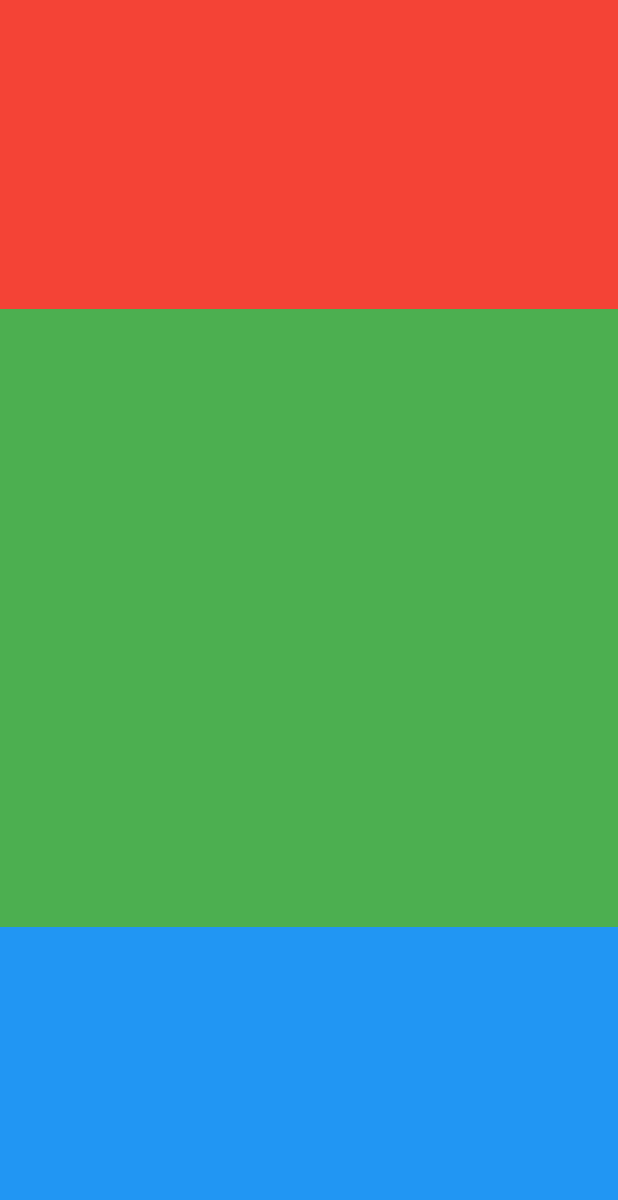
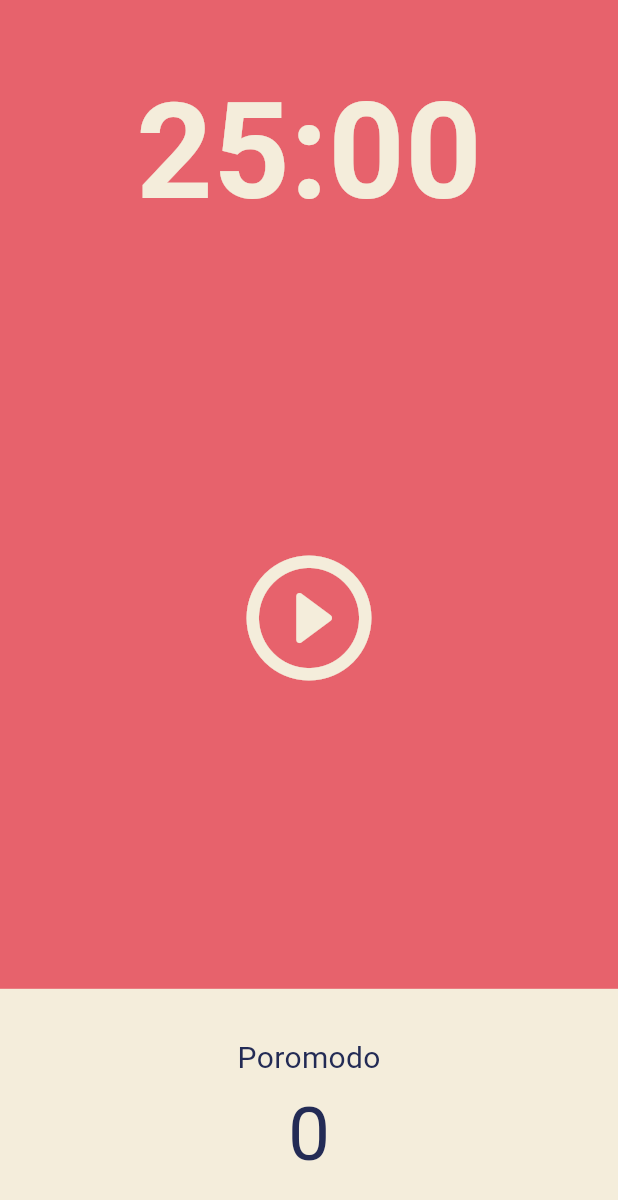
Before and after one commit to DAAC-A00/clone-pomodoro, a Flutter app: the screen it shows after launch, on a phone screen of 412 x 824 dp. Shown: the top 1200 px of the screen. Run offline on Flutter 3.47's test engine with Material 3 defaults, Android fonts, the phone set to English and light mode, and no system bars.

Commit message:
<feat> ThemeData, Flexible, Expanded, Container-alignment, Container-decoration-BoxDecoration 실습

```diff
--- a/lib/main.dart
+++ b/lib/main.dart
@@ -12,13 +12,13 @@
   Widget build(BuildContext context) {
     return MaterialApp(
       theme: ThemeData(
+        scaffoldBackgroundColor: const Color(0xFFE7626C),
         textTheme: const TextTheme(
           displayLarge: TextStyle(
             color: Color(0xFF232B55),
           ),
         ),
         cardColor: const Color(0xFFF4EDDB),
-        colorSchemeSeed: const Color(0xFFE7626C),
       ),
       home: const HomeScreen(),
     );
--- a/lib/screens/home_screen.dart
+++ b/lib/screens/home_screen.dart
@@ -11,26 +11,65 @@
   @override
   Widget build(BuildContext context) {
     return Scaffold(
+      backgroundColor: Theme.of(context).scaffoldBackgroundColor,
       body: Column(
         children: [
           Flexible(
             flex: 1,
             child: Container(
-              decoration: const BoxDecoration(color: Colors.red),
-            ),
-          ),
-          Flexible(
-            flex: 2,
-            child: Container(
-              decoration: const BoxDecoration(
-                color: Colors.green,
+              alignment: Alignment.bottomCenter,
+              child: Text(
+                "25:00",
+                style: TextStyle(
+                    color: Theme.of(context).cardColor,
+                    fontSize: 89,
+                    fontWeight: FontWeight.w600),
               ),
             ),
           ),
           Flexible(
+            flex: 3,
+            child: Container(
+              alignment: Alignment.center,
+              child: IconButton(
+                  iconSize: 100,
+                  color: Theme.of(context).cardColor,
+                  onPressed: () {},
+                  icon: const Icon(Icons.play_circle_outline_rounded)),
+            ),
+          ),
+          Flexible(
             flex: 1,
-            child: Container(
-              decoration: const BoxDecoration(color: Colors.blue),
+            child: Row(
+              children: [
+                Expanded(
+                  child: Container(
+                    decoration:
+                        BoxDecoration(color: Theme.of(context).cardColor),
+                    child: Column(
+                      mainAxisAlignment: MainAxisAlignment.center,
+                      children: [
+                        Text(
+                          "Poromodo",
+                          style: TextStyle(
+                            fontSize: 20,
+                            color:
+                                Theme.of(context).textTheme.displayLarge?.color,
+                          ),
+                        ),
+                        Text(
+                          "0",
+                          style: TextStyle(
+                            fontSize: 50,
+                            color:
+                                Theme.of(context).textTheme.displayLarge?.color,
+                          ),
+                        ),
+                      ],
+                    ),
+                  ),
+                ),
+              ],
             ),
           ),
         ],
```
